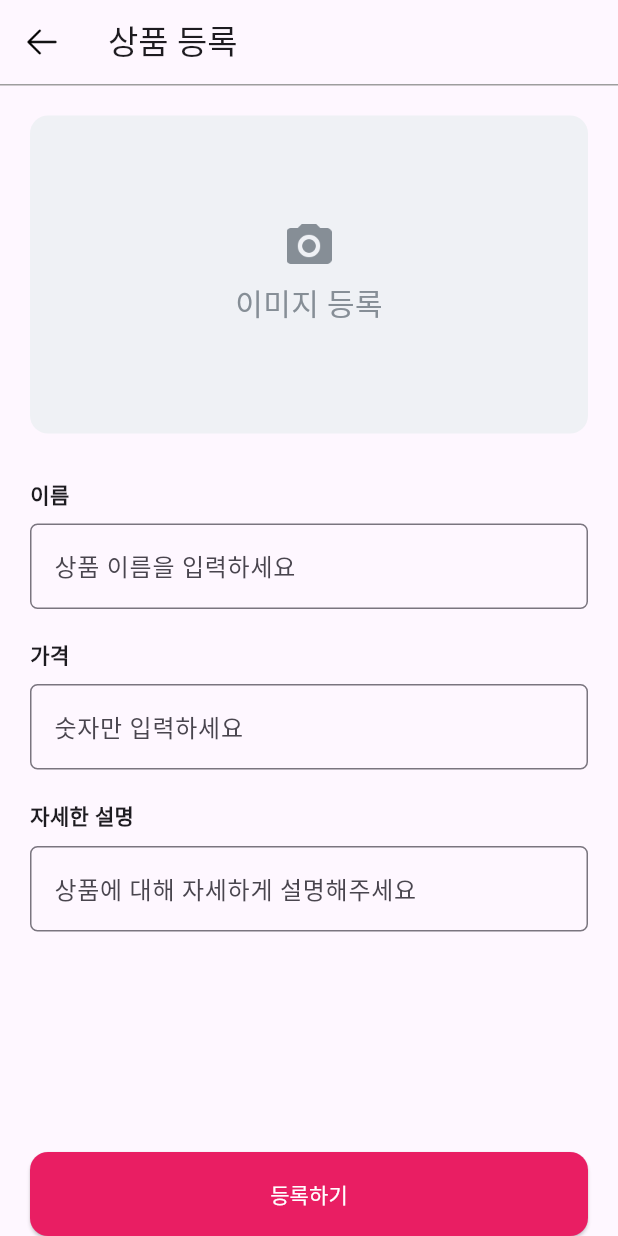
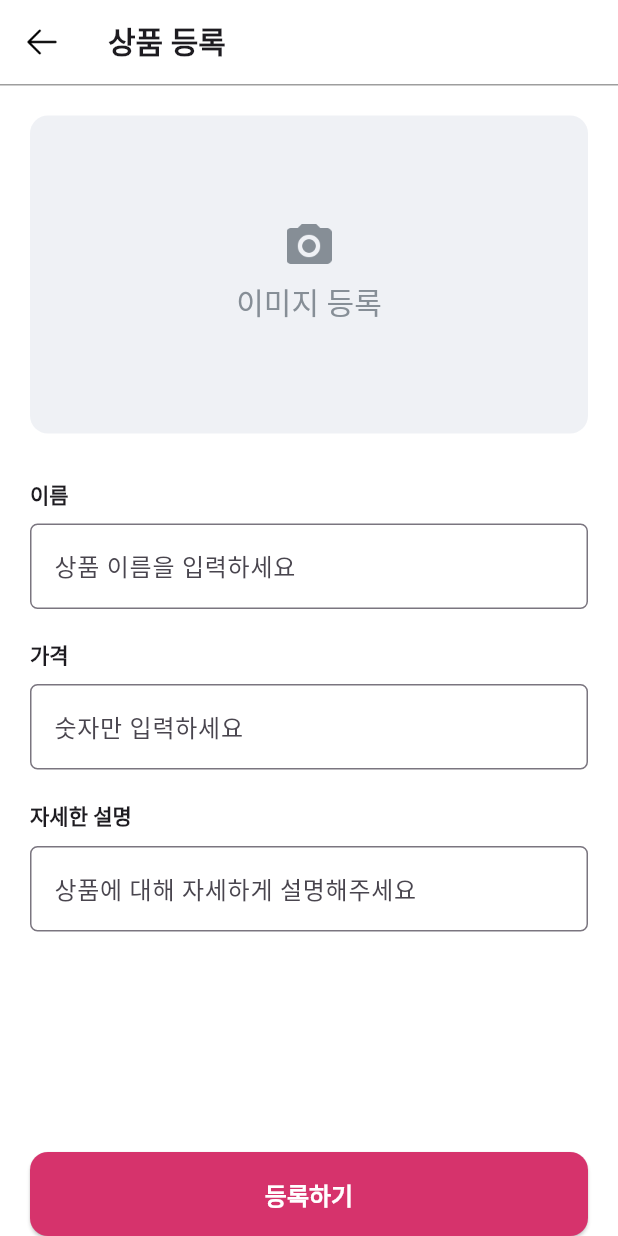
Before and after one commit to mmiemmiedevelop/flutter_project_01, a Flutter app: the ItemAdd screen opened directly, on a phone screen of 412 x 824 dp. Run offline on Flutter 3.47's test engine with Material 3 defaults, Android fonts, the phone set to English and light mode, and no system bars; our stand-ins replace image_picker; Roboto replaces fonts that are missing (Pretendard).

Commit message:
feat: 이미지 피커 추가 및 갤러리에서 불러오기 기능 추가, chore: 폰트, 색상, 기본 백그라운드 색상 변경

```diff
--- a/lib/main.dart
+++ b/lib/main.dart
@@ -1,4 +1,5 @@
 import 'package:flutter/material.dart';
+import 'package:flutter_project_01/screens/item_add/item_add_page.dart';
 
 void main() {
   runApp(const MyApp());
@@ -14,7 +15,7 @@ class MyApp extends StatelessWidget {
       theme: ThemeData(
         colorScheme: ColorScheme.fromSeed(seedColor: Colors.deepPurple),
       ),
-      home: const MyHomePage(),
+      home: ItemAdd(),
     );
   }
 }
--- a/lib/screens/item_add/item_add_page.dart
+++ b/lib/screens/item_add/item_add_page.dart
@@ -1,4 +1,5 @@
 import 'package:flutter/material.dart';
+import 'package:flutter_project_01/common/widgets/text_styles.dart';
 import 'package:flutter_project_01/screens/item_add/widgets/add_button.dart';
 import 'package:flutter_project_01/screens/item_add/widgets/image_upload.dart';
 import 'package:flutter_project_01/screens/item_add/widgets/user_input.dart';
@@ -7,8 +8,16 @@ class ItemAdd extends StatelessWidget {
   @override
   Widget build(BuildContext context) {
     return Scaffold(
+      backgroundColor: Colors.white,
       appBar: AppBar(
-        title: Text("상품 등록"),
+        backgroundColor: Colors.white,
+        title: Text(
+          "상품 등록",
+          style: AppTextStyles.pretendard(
+            fontSize: 20,
+            fontWeight: FontWeight.w600,
+          ),
+        ),
         // 뒤로 가기 버튼
         leading: IconButton(
           onPressed: () => Navigator.pop(context),
--- a/lib/screens/item_add/widgets/add_button.dart
+++ b/lib/screens/item_add/widgets/add_button.dart
@@ -1,4 +1,6 @@
 import 'package:flutter/material.dart';
+import 'package:flutter_project_01/common/widgets/colors.dart';
+import 'package:flutter_project_01/common/widgets/text_styles.dart';
 
 class AddButton extends StatelessWidget {
   @override
@@ -12,12 +14,19 @@ class AddButton extends StatelessWidget {
           child: ElevatedButton(
             onPressed: () {},
             style: ElevatedButton.styleFrom(
-              backgroundColor: Colors.pink,
+              backgroundColor: AppColors.pink,
               shape: RoundedRectangleBorder(
                 borderRadius: BorderRadius.circular(12),
               ),
             ),
-            child: Text("등록하기", style: TextStyle(color: Colors.white)),
+            child: Text(
+              "등록하기",
+              style: AppTextStyles.pretendard(
+                fontSize: 16,
+                color: Colors.white,
+                fontWeight: FontWeight.w600,
+              ),
+            ),
           ),
         ),
       ),
--- a/lib/screens/item_add/widgets/image_upload.dart
+++ b/lib/screens/item_add/widgets/image_upload.dart
@@ -1,10 +1,33 @@
+import 'dart:io';
+
 import 'package:flutter/material.dart';
+import 'package:flutter_project_01/common/widgets/text_styles.dart';
+import 'package:image_picker/image_picker.dart';
 
-class ImageUpload extends StatelessWidget {
+class ImageUpload extends StatefulWidget {
+  @override
+  State<ImageUpload> createState() => _ImageUploadState();
+}
+
+class _ImageUploadState extends State<ImageUpload> {
+  ImagePicker picker = ImagePicker();
+  File? image;
+
+  Future<void> pickImage(ImageSource source) async {
+    final pickedFile = await picker.pickImage(source: source);
+    if (pickedFile != null) {
+      setState(() {
+        image = File(pickedFile.path);
+      });
+    }
+  }
+
   @override
   Widget build(BuildContext context) {
     return Padding(
       padding: const EdgeInsets.only(top: 20, bottom: 10),
+      child: GestureDetector(
+        onTap: () => pickImage(ImageSource.gallery),
         child: Container(
           height: 212,
           width: double.infinity,
@@ -12,7 +35,13 @@ class ImageUpload extends StatelessWidget {
             color: Color(0xFFEFF1F5),
             borderRadius: BorderRadius.circular(12),
           ),
-        child: ImageUploadIcon(),
+          child: image != null
+              ? ClipRRect(
+                  borderRadius: BorderRadiusGeometry.circular(12),
+                  child: Image.file(image!, fit: BoxFit.cover),
+                )
+              : ImageUploadIcon(),
+        ),
       ),
     );
   }
@@ -30,9 +59,9 @@ class ImageUploadIcon extends StatelessWidget {
         SizedBox(height: 11),
         Text(
           "이미지 등록",
-          style: TextStyle(
+          style: AppTextStyles.pretendard(
             fontSize: 20,
-            fontWeight: FontWeight.normal,
+            fontWeight: FontWeight.w500,
             color: Color(0xff868E96),
           ),
         ),
--- a/lib/screens/item_add/widgets/user_input.dart
+++ b/lib/screens/item_add/widgets/user_input.dart
@@ -1,4 +1,5 @@
 import 'package:flutter/material.dart';
+import 'package:flutter_project_01/common/widgets/text_styles.dart';
 
 // 인풋 제목
 class SectionTitle extends StatelessWidget {
@@ -10,7 +11,10 @@ class SectionTitle extends StatelessWidget {
   Widget build(BuildContext context) {
     return Text(
       title,
-      style: TextStyle(fontSize: 14, fontWeight: FontWeight.bold),
+      style: AppTextStyles.pretendard(
+        fontSize: 14,
+        fontWeight: FontWeight.w700,
+      ),
     );
   }
 }
--- a/pubspec.yaml
+++ b/pubspec.yaml
@@ -31,9 +31,11 @@ dependencies:
   flutter:
     sdk: flutter
 
+
   # The following adds the Cupertino Icons font to your application.
   # Use with the CupertinoIcons class for iOS style icons.
   cupertino_icons: ^1.0.8
+  image_picker: ^1.1.2
 
 dev_dependencies:
   flutter_test:
```
Also changed, not shown: 14 other files. Lines whose indentation alone changed are shown as unchanged.
